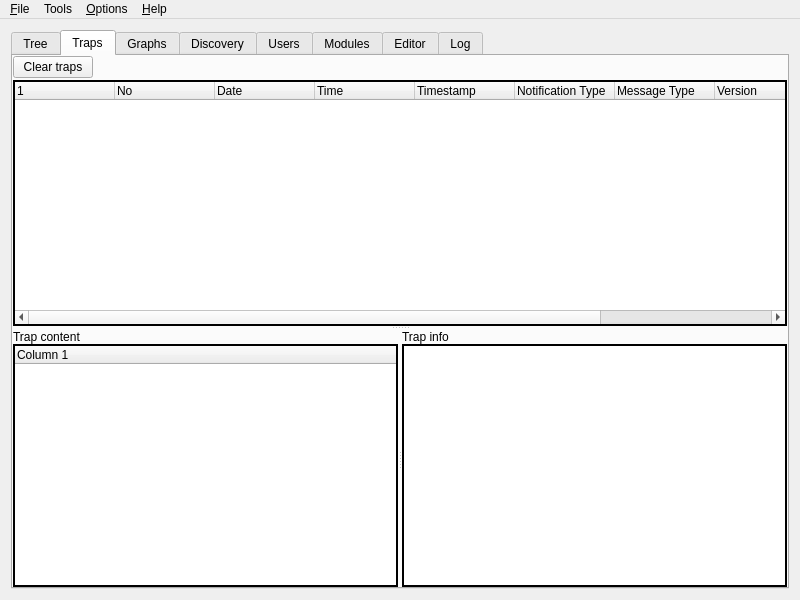
Before: the Qt Designer form src/mainw.ui in verrio/snmpb, drawn with Qt 5.
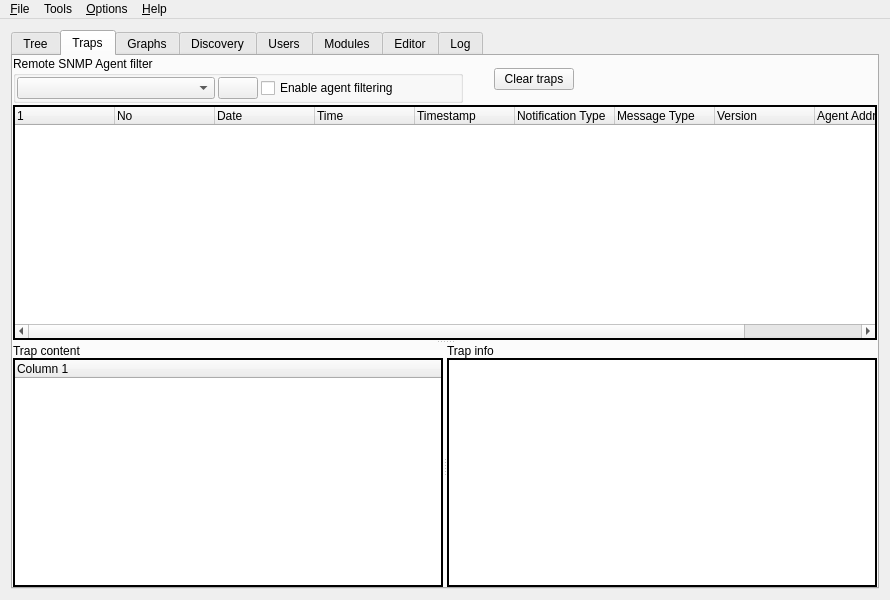
After: the same form once the commit is applied. The open tabs and pages were chosen to show the change. Icons and pictures are not drawn. Custom widgets are drawn as their Qt base class.

Commit message: filter incoming traps

What changed in the file:
```diff
--- a/src/mainw.ui
+++ b/src/mainw.ui
@@ -22,7 +22,7 @@
    <rect>
     <x>0</x>
     <y>0</y>
-    <width>800</width>
+    <width>890</width>
     <height>600</height>
    </rect>
   </property>
@@ -411,21 +411,119 @@
               <property name="bottomMargin">
                <number>0</number>
               </property>
+              <item>
+               <widget class="QGroupBox" name="AgentFilter">
+                <property name="sizePolicy">
+                 <sizepolicy hsizetype="Maximum" vsizetype="Preferred">
+                  <horstretch>0</horstretch>
+                  <verstretch>0</verstretch>
+                 </sizepolicy>
+                </property>
+                <property name="minimumSize">
+                 <size>
+                  <width>450</width>
+                  <height>0</height>
+                 </size>
+                </property>
+                <property name="title">
+                 <string>Remote SNMP Agent filter</string>
+                </property>
+                <layout class="QGridLayout">
+                 <property name="leftMargin">
+                  <number>1</number>
+                 </property>
+                 <property name="topMargin">
+                  <number>1</number>
+                 </property>
+                 <property name="rightMargin">
+                  <number>1</number>
+                 </property>
+                 <property name="bottomMargin">
+                  <number>1</number>
+                 </property>
+                 <property name="spacing">
+                  <number>3</number>
+                 </property>
+                 <item row="0" column="0">
+                  <widget class="QComboBox" name="AgentFilterSelection"/>
+                 </item>
+                 <item row="0" column="1">
+                  <widget class="QPushButton" name="AgentFilterSettings">
+                   <property name="sizePolicy">
+                    <sizepolicy hsizetype="Fixed" vsizetype="Fixed">
+                     <horstretch>0</horstretch>
+                     <verstretch>0</verstretch>
+                    </sizepolicy>
+                   </property>
+                   <property name="text">
+                    <string/>
+                   </property>
+                   <property name="icon">
+                    <iconset resource="snmpb.qrc">
+                     <normaloff>:/images/agent-settings.png</normaloff>:/images/agent-settings.png</iconset>
+                   </property>
+                  </widget>
+                 </item>
+                 <item row="0" column="2">
+                  <widget class="QCheckBox" name="AgentFilterEnable">
+                   <property name="text">
+                    <string>Enable agent filtering</string>
+                   </property>
+                   <property name="checked">
+                    <bool>false</bool>
+                   </property>
+                  </widget>
+                 </item>
+                </layout>
+               </widget>
+              </item>
+              <item>
+               <spacer>
+                <property name="orientation">
+                 <enum>Qt::Horizontal</enum>
+                </property>
+                <property name="sizeType">
+                 <enum>QSizePolicy::Fixed</enum>
+                </property>
+                <property name="sizeHint" stdset="0">
+                 <size>
+                  <width>25</width>
+                  <height>20</height>
+                 </size>
+                </property>
+               </spacer>
+              </item>
+              <item>
+               <widget class="QPushButton" name="ClearTraps">
+                <property name="sizePolicy">
+                 <sizepolicy hsizetype="Fixed" vsizetype="Fixed">
+                  <horstretch>0</horstretch>
+                  <verstretch>0</verstretch>
+                 </sizepolicy>
+                </property>
+                <property name="text">
+                 <string>Clear traps</string>
+                </property>
+               </widget>
+              </item>
+              <item>
+               <spacer>
+                <property name="orientation">
+                 <enum>Qt::Horizontal</enum>
+                </property>
+                <property name="sizeType">
+                 <enum>QSizePolicy::MinimumExpanding</enum>
+                </property>
+                <property name="sizeHint" stdset="0">
+                 <size>
+                  <width>25</width>
+                  <height>20</height>
+                 </size>
+                </property>
+               </spacer>
+              </item>
              </layout>
             </item>
-            <item>
-             <widget class="QPushButton" name="ClearTraps">
-              <property name="sizePolicy">
-               <sizepolicy hsizetype="Fixed" vsizetype="Fixed">
-                <horstretch>0</horstretch>
-                <verstretch>0</verstretch>
-               </sizepolicy>
-              </property>
-              <property name="text">
-               <string>Clear traps</string>
-              </property>
-             </widget>
-            </item>
             <item>
              <widget class="QTreeWidget" name="TrapLog">
               <property name="frameShape">
```
Left out of the diff: 4 changed lines with no effect on the pictures. The commit also changes 4 other files.
